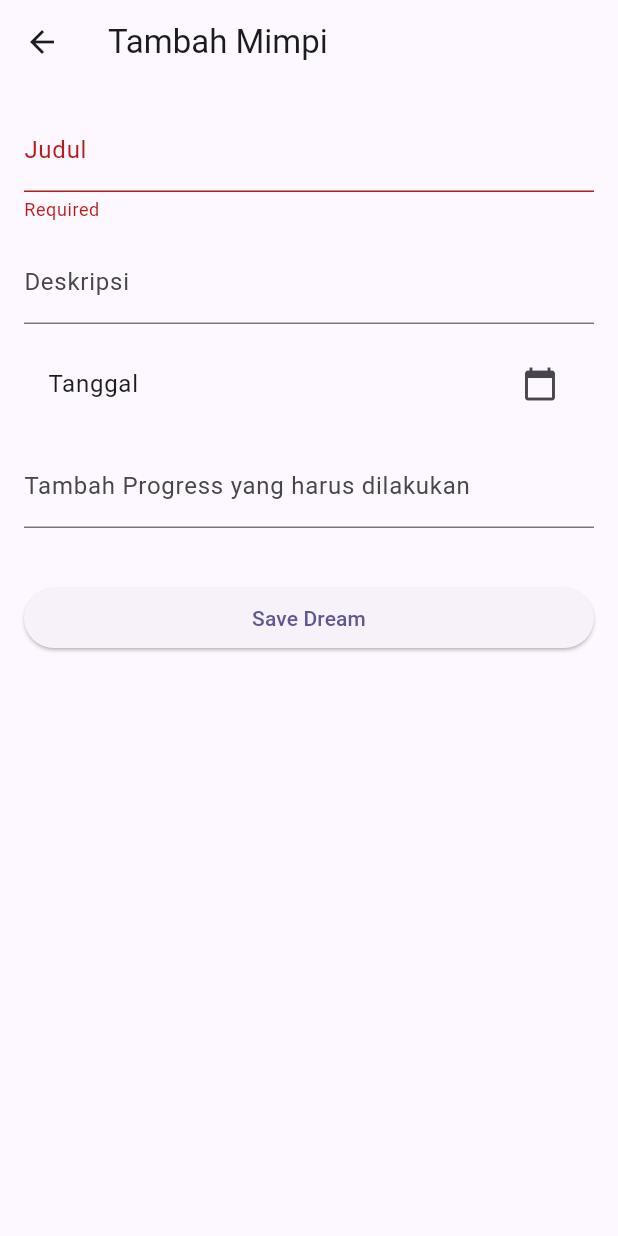
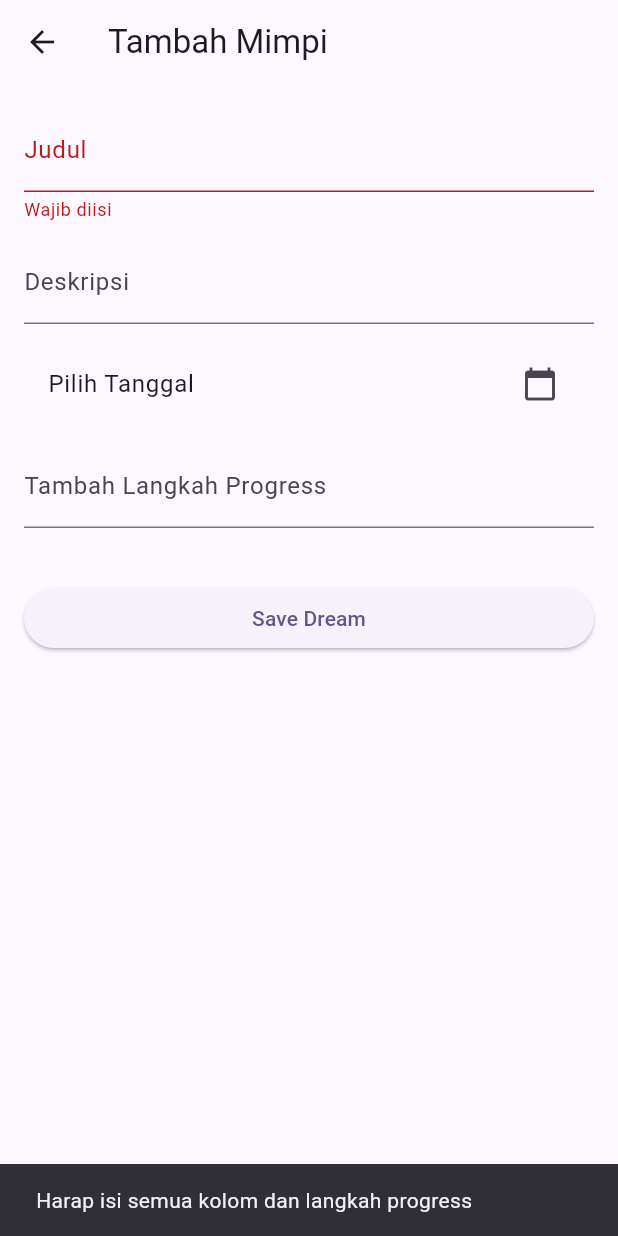
Before and after one commit to Firrizqia/Vireo-DreamListAPK, a Flutter app: the AddDreamPage screen opened directly, after a tap on "Save Dream", on a phone screen of 412 x 824 dp. Run offline on Flutter 3.47's test engine with Material 3 defaults, Android fonts, the phone set to English and light mode, and no system bars; our stand-ins replace flutter_local_notifications, flutter_slidable, smooth_page_indicator, sqflite; accounts and stored records are empty.

Commit message:
input output ke database

```diff
--- /dev/null
+++ b/lib/models/dream_model.dart
@@ -0,0 +1,41 @@
+import 'dart:convert';
+
+class Dream {
+  final int? id;
+  final String title;
+  final String desc;
+  final String date;
+  final double progress;
+  final List<String> steps;
+
+  Dream({
+    this.id,
+    required this.title,
+    required this.desc,
+    required this.date,
+    required this.progress,
+    required this.steps,
+  });
+
+  Map<String, dynamic> toMap() {
+    return {
+      'id': id,
+      'title': title,
+      'desc': desc,
+      'date': date,
+      'progress': progress,
+      'steps': jsonEncode(steps),  // Encode list ke JSON string
+    };
+  }
+
+  factory Dream.fromMap(Map<String, dynamic> map) {
+    return Dream(
+      id: map['id'],
+      title: map['title'],
+      desc: map['desc'],
+      date: map['date'],
+      progress: map['progress'],
+      steps: List<String>.from(jsonDecode(map['steps'])),
+    );
+  }
+}
--- a/lib/screen/add_dream.dart
+++ b/lib/screen/add_dream.dart
@@ -1,10 +1,12 @@
-// file: add_dream_page.dart
-
 import 'package:flutter/material.dart';
 import 'package:intl/intl.dart';
+import 'package:vireo/db/db_helper.dart';
+import 'package:vireo/models/dream_model.dart';
 
 class AddDreamPage extends StatefulWidget {
-  const AddDreamPage({super.key});
+  final Dream? existingDream;
+
+  const AddDreamPage({super.key, this.existingDream});
 
   @override
   State<AddDreamPage> createState() => _AddDreamPageState();
@@ -12,31 +14,91 @@
 
 class _AddDreamPageState extends State<AddDreamPage> {
   final _formKey = GlobalKey<FormState>();
-  String title = '';
-  String desc = '';
+  final TextEditingController _titleController = TextEditingController();
+  final TextEditingController _descController = TextEditingController();
+  final TextEditingController _dateController = TextEditingController();
+  final TextEditingController progressController = TextEditingController();
+
   DateTime? selectedDate;
-  List<String> progressSteps = [];  // Menyimpan langkah-langkah kecil
+  double _progress = 0.0;
+  List<String> progressSteps = [];
 
-  final TextEditingController progressController = TextEditingController();
+  @override
+  void initState() {
+    super.initState();
+    final dream = widget.existingDream;
+    if (dream != null) {
+      _titleController.text = dream.title;
+      _descController.text = dream.desc;
+      selectedDate = DateFormat('d MMMM yyyy').parse(dream.date);
+      progressSteps = List<String>.from(dream.steps);
+      _progress = dream.progress;
+    }
+  }
+
+  @override
+  void dispose() {
+    _titleController.dispose();
+    _descController.dispose();
+    _dateController.dispose();
+    progressController.dispose();
+    super.dispose();
+  }
 
   Future<void> _selectDate(BuildContext context) async {
     final DateTime? picked = await showDatePicker(
       context: context,
-      initialDate: DateTime.now(),
+      initialDate: selectedDate ?? DateTime.now(),
       firstDate: DateTime.now(),
       lastDate: DateTime(2100),
     );
     if (picked != null) {
-      setState(() {
-        selectedDate = picked;
-      });
+      setState(() => selectedDate = picked);
+    }
+  }
+
+  Future<void> _saveDream() async {
+    if (_formKey.currentState!.validate() &&
+        selectedDate != null &&
+        progressSteps.isNotEmpty) {
+      final formattedDate = DateFormat('d MMMM yyyy').format(selectedDate!);
+
+      final dream = Dream(
+        id: widget.existingDream?.id,
+        title: _titleController.text,
+        desc: _descController.text,
+        date: formattedDate,
+        steps: progressSteps,
+        progress: _progress,
+      );
+
+      try {
+        if (widget.existingDream == null) {
+          await DatabaseHelper().insertDream(dream);
+        } else {
+          await DatabaseHelper().updateDream(dream);
+        }
+        Navigator.pop(context, true);
+      } catch (e) {
+        ScaffoldMessenger.of(context).showSnackBar(
+          SnackBar(content: Text('Gagal menyimpan mimpi: $e')),
+        );
+      }
+    } else {
+      ScaffoldMessenger.of(context).showSnackBar(
+        const SnackBar(
+          content: Text('Harap isi semua kolom dan langkah progress'),
+        ),
+      );
     }
   }
 
   @override
   Widget build(BuildContext context) {
+    final isEditing = widget.existingDream != null;
+
     return Scaffold(
-      appBar: AppBar(title: const Text("Tambah Mimpi")),
+      appBar: AppBar(title: Text(isEditing ? "Edit Mimpi" : "Tambah Mimpi")),
       body: Padding(
         padding: const EdgeInsets.all(16),
         child: Form(
@@ -44,62 +106,68 @@
           child: ListView(
             children: [
               TextFormField(
+                controller: _titleController,
                 decoration: const InputDecoration(labelText: 'Judul'),
-                validator: (value) => value == null || value.isEmpty ? 'Required' : null,
-                onSaved: (value) => title = value!,
+                validator: (value) =>
+                    value == null || value.isEmpty ? 'Wajib diisi' : null,
               ),
               const SizedBox(height: 12),
               TextFormField(
+                controller: _descController,
                 decoration: const InputDecoration(labelText: 'Deskripsi'),
-                onSaved: (value) => desc = value ?? '',
               ),
               const SizedBox(height: 12),
               ListTile(
-                title: Text(selectedDate == null
-                    ? "Tanggal"
-                    : DateFormat('d MMMM yyyy').format(selectedDate!)),
+                title: Text(
+                  selectedDate == null
+                      ? "Pilih Tanggal"
+                      : DateFormat('d MMMM yyyy').format(selectedDate!),
+                ),
                 trailing: const Icon(Icons.calendar_today),
                 onTap: () => _selectDate(context),
               ),
               const SizedBox(height: 12),
-              // Bagian Progress yang sekarang berupa langkah-langkah kecil
               TextFormField(
                 controller: progressController,
-                decoration: const InputDecoration(labelText: 'Tambah Progress yang harus dilakukan'),
+                decoration: const InputDecoration(
+                  labelText: 'Tambah Langkah Progress',
+                ),
                 onFieldSubmitted: (value) {
                   if (value.isNotEmpty) {
                     setState(() {
-                      progressSteps.add(value); // Menambahkan langkah baru
+                      progressSteps.add(value);
                     });
-                    progressController.clear(); // Mengosongkan input setelah ditambahkan
+                    progressController.clear();
                   }
                 },
               ),
               const SizedBox(height: 12),
-              // Menampilkan langkah-langkah kecil yang telah dimasukkan
               if (progressSteps.isNotEmpty) ...[
-                const SizedBox(height: 10),
-                const Text("Progress Steps:", style: TextStyle(fontWeight: FontWeight.bold)),
-                const SizedBox(height: 8),
-                ...progressSteps.map((step) => ListTile(
-                      leading: const Icon(Icons.check_circle_outline),
-                      title: Text(step),
-                    )),
+                const Text(
+                  "Langkah-langkah:",
+                  style: TextStyle(fontWeight: FontWeight.bold),
+                ),
+                ...progressSteps.asMap().entries.map((entry) {
+                  final index = entry.key;
+                  final step = entry.value;
+                  return ListTile(
+                    leading: const Icon(Icons.check_circle_outline),
+                    title: Text(step),
+                    trailing: IconButton(
+                      icon: const Icon(Icons.delete, color: Colors.red),
+                      onPressed: () {
+                        setState(() {
+                          progressSteps.removeAt(index);
+                        });
+                      },
+                    ),
+                  );
+                }),
               ],
               const SizedBox(height: 24),
               ElevatedButton(
-                onPressed: () {
-                  if (_formKey.currentState!.validate() && selectedDate != null && progressSteps.isNotEmpty) {
-                    _formKey.currentState!.save();
-                    Navigator.pop(context, {
-                      'date': DateFormat('d MMMM yyyy').format(selectedDate!),
-                      'title': title,
-                      'desc': desc,
-                      'progress': progressSteps, // Menyimpan langkah-langkah kecil sebagai list
-                    });
-                  }
-                },
-                child: const Text("Save Dream"),
+                onPressed: _saveDream,
+                child: Text(isEditing ? "Update Dream" : "Save Dream"),
               ),
             ],
           ),
--- a/pubspec.yaml
+++ b/pubspec.yaml
@@ -22,6 +22,10 @@
   cupertino_icons: ^1.0.8
   smooth_page_indicator: ^1.1.0
   shared_preferences: ^2.2.2
+  sqflite: ^2.4.2
+  path: ^1.9.1
+  json_annotation: ^4.8.1
+  flutter_slidable: ^3.0.0
 
 
 dev_dependencies:
```
Also changed, not shown: lib/db/db_helper.dart (added, +65 -0 lines), lib/main.dart (+21 -3 lines), lib/screen/dream_list.dart (+173 -65 lines), pubspec.lock, 1 other file.
